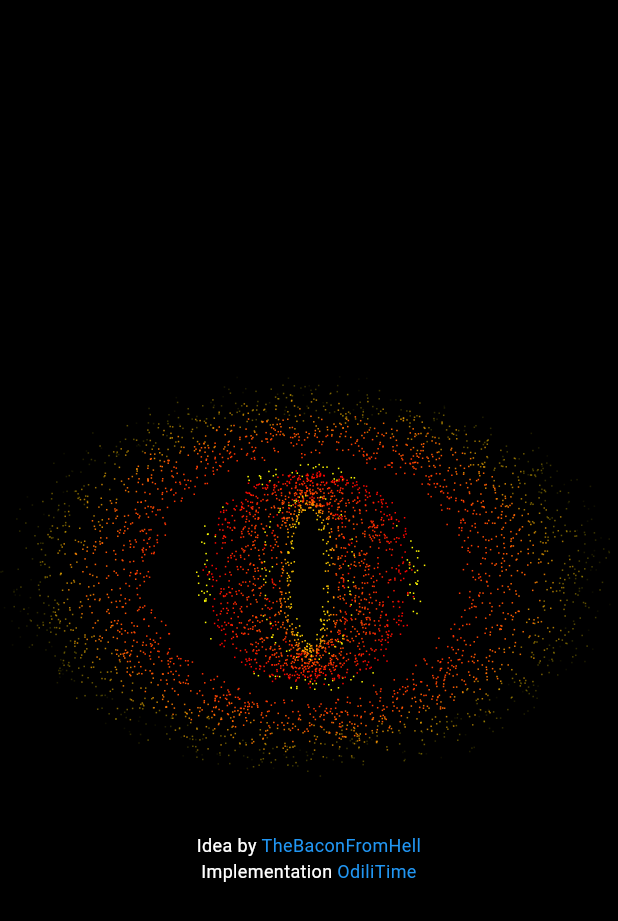
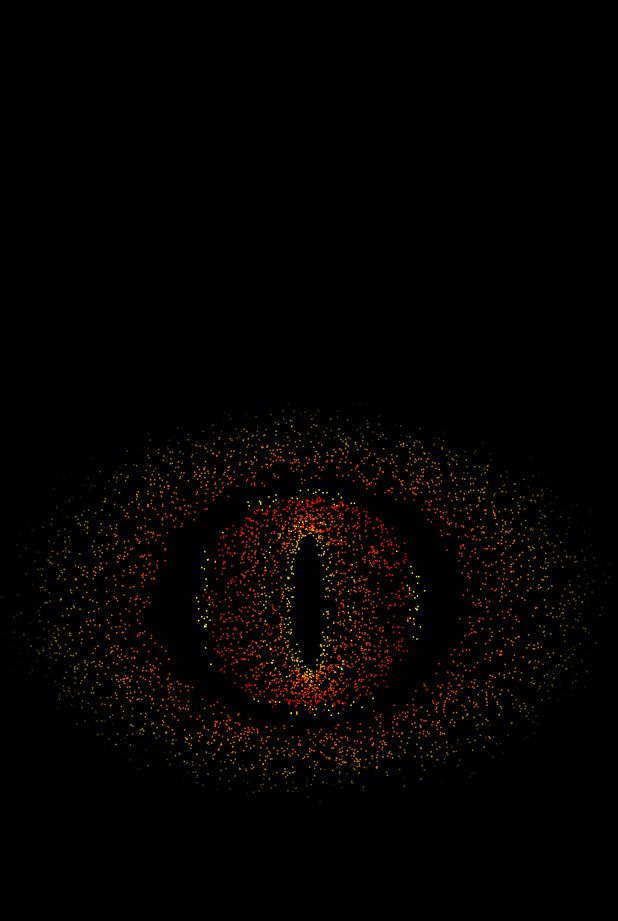
Before and after one commit to vjm-dev/eye_of_sauron_flutter, a Flutter app: the screen it shows after launch, on a phone screen of 412 x 824 dp. Shown: the top 921 px of the screen. Run offline on Flutter 3.47's test engine with Material 3 defaults, Android fonts, the phone set to English and light mode, and no system bars.

Commit message:
lib: Implement the code in separate files

```diff
--- a/lib/main.dart
+++ b/lib/main.dart
@@ -1,230 +1,12 @@
-import 'dart:async';
-import 'dart:math';
 import 'package:flutter/foundation.dart';
 import 'package:flutter/material.dart';
+import 'package:eye_of_sauron_flutter/screens/eye_of_sauron_screen.dart';
 
 void main() {
   runApp(
     const MaterialApp(
-      home: EyeOfSauron(),
+      home: EyeOfSauronScreen(),
       debugShowCheckedModeBanner: kDebugMode
     )
   );
 }
-
-class EyeOfSauron extends StatefulWidget {
-  const EyeOfSauron({super.key});
-
-  @override
-  State<EyeOfSauron> createState() => _EyeOfSauronState();
-}
-
-class _EyeOfSauronState extends State<EyeOfSauron> {
-  final List<EyeParticle> _particles = [];
-  final Random _random = Random();
-  Timer? _blinkTimer;
-  Timer? _particleTimer;
-  double _eyeHeight = 300;
-  bool _isBlinking = false;
-
-  static const particlesPerFrame = 95;
-  static const pupil = Size(9, 46);
-  static const eye = Size(200, 125);
-  static const double speed = 60.0;
-
-  @override
-  void initState() {
-    super.initState();
-    _startParticleAnimation();
-    _scheduleBlink();
-  }
-
-  void _startParticleAnimation() {
-    const frameDuration = Duration(milliseconds: 16); // ~60 FPS
-    _particleTimer = Timer.periodic(frameDuration, (timer) {
-      if (!_isBlinking) {
-        _addParticles();
-      }
-      _updateParticles();
-    });
-  }
-
-  void _updateParticles() {
-    setState(() {
-      _particles.removeWhere((particle) {
-        particle.x += particle.dx;
-        particle.y += particle.dy;
-        return particle.radius > particle.maxRadius;
-      });
-    });
-  }
-
-  void _addParticles() {
-    for (int i = 0; i < particlesPerFrame; i++) {
-      final angle = _random.nextDouble() * 2 * pi;
-      final startX = pupil.width * cos(angle) + _noise(5);
-      final startY = pupil.height * sin(angle) + _noise(5);
-      final endX = eye.width * cos(angle) + _noise(25);
-      final endY = eye.height * sin(angle) + _noise(25);
-
-      _particles.add(EyeParticle(
-        x: startX,
-        y: startY,
-        dx: (endX - startX) / speed,
-        dy: (endY - startY) / speed,
-        minRadius: sqrt(startX * startX + startY * startY),
-        maxRadius: sqrt(endX * endX + endY * endY),
-      ));
-    }
-  }
-
-  double _noise(double range) => _random.nextDouble() * range - range / 2;
-
-  void _scheduleBlink() {
-    _blinkTimer?.cancel();
-    _blinkTimer = Timer(
-      Duration(milliseconds: 5500 + _random.nextInt(3500)),
-      () {
-        _blink();
-      },
-    );
-  }
-
-  void _blink() {
-    setState(() {
-      _isBlinking = true;
-      _eyeHeight = 1; // Completely crush the eye
-    });
-
-    Future.delayed(const Duration(milliseconds: 150), () {
-      setState(() {
-        _eyeHeight = 300; // Restore original height
-        _isBlinking = false;
-      });
-      _scheduleBlink();
-    });
-  }
-
-  @override
-  void dispose() {
-    _blinkTimer?.cancel();
-    _particleTimer?.cancel();
-    super.dispose();
-  }
-
-  @override
-  Widget build(BuildContext context) {
-    return Scaffold(
-      backgroundColor: Colors.black,
-      body: Center(
-        child: Column(
-          mainAxisAlignment: MainAxisAlignment.center,
-          children: [
-            // Container that acts as the eye (the box that is crushed)
-            AnimatedContainer(
-              duration: const Duration(milliseconds: 100),
-              width: 500,
-              height: _eyeHeight,
-              clipBehavior: Clip.hardEdge, // Important for trimming particles
-              decoration: BoxDecoration(
-                color: const Color(0x06000000),
-              ),
-              child: CustomPaint(
-                painter: EyePainter(particles: _particles),
-              ),
-            ),
-            const SizedBox(height: 20),
-            const Text.rich(
-              TextSpan(
-                children: [
-                  TextSpan(text: "Idea by "),
-                  TextSpan(
-                    text: "TheBaconFromHell",
-                    style: TextStyle(color: Colors.blue),
-                  ),
-                  TextSpan(text: "\nImplementation "),
-                  TextSpan(
-                    text: "OdiliTime",
-                    style: TextStyle(color: Colors.blue),
-                  ),
-                ],
-              ),
-              style: TextStyle(color: Colors.white, fontSize: 12),
-              textAlign: TextAlign.center,
-            ),
-          ],
-        ),
-      ),
-    );
-  }
-}
-
-class EyePainter extends CustomPainter {
-  final List<EyeParticle> particles;
-
-  EyePainter({required this.particles});
-
-  @override
-  void paint(Canvas canvas, Size size) {
-    // Center coordinate system
-    canvas.save();
-    canvas.translate(size.width / 2, size.height / 2);
-
-    // Draw particles
-    for (final particle in particles) {
-      final progress = (particle.radius - particle.minRadius) /
-                     (particle.maxRadius - particle.minRadius) * 100;
-
-      final green = _getGreen(progress);
-      final opacity = progress > 70 ? 1.0 - (progress - 70) / 30 : 1.0;
-
-      canvas.drawRect(
-        Rect.fromCenter(
-          center: Offset(particle.x, particle.y),
-          width: 1,
-          height: 1,
-        ),
-        Paint()..color = Color.fromRGBO(255, green, 0, opacity),
-      );
-    }
-
-    canvas.restore();
-  }
-
-  int _getGreen(double progress) {
-    if (progress < 5) return _interpolate(255, 180, 0, 2, progress);
-    if (progress < 10) return _interpolate(180, 100, 2, 5, progress);
-    if (progress < 40) return _interpolate(100, 0, 5, 30, progress);
-    if (progress < 70) return _interpolate(0, 100, 30, 70, progress);
-    if (progress < 75) return _interpolate(100, 180, 70, 80, progress);
-    return _interpolate(180, 255, 80, 100, progress);
-  }
-
-  int _interpolate(int a, int b, double from, double to, double value) {
-    final t = (value - from) / (to - from);
-    return (a + t * (b - a)).round();
-  }
-
-  @override
-  bool shouldRepaint(covariant CustomPainter oldDelegate) => true;
-}
-
-class EyeParticle {
-  double x;
-  double y;
-  final double dx;
-  final double dy;
-  final double minRadius;
-  final double maxRadius;
-
-  EyeParticle({
-    required this.x,
-    required this.y,
-    required this.dx,
-    required this.dy,
-    required this.minRadius,
-    required this.maxRadius,
-  });
-
-  double get radius => sqrt(x * x + y * y);
-}
--- /dev/null
+++ b/lib/models/eye_particle.dart
@@ -0,0 +1,21 @@
+import 'dart:math';
+
+class EyeParticle {
+  double x;
+  double y;
+  final double dx;
+  final double dy;
+  final double minRadius;
+  final double maxRadius;
+
+  EyeParticle({
+    required this.x,
+    required this.y,
+    required this.dx,
+    required this.dy,
+    required this.minRadius,
+    required this.maxRadius,
+  });
+
+  double get radius => sqrt(x * x + y * y);
+}
--- /dev/null
+++ b/lib/screens/eye_of_sauron_screen.dart
@@ -0,0 +1,37 @@
+import 'package:flutter/material.dart';
+import 'package:eye_of_sauron_flutter/widgets/eye_of_sauron_widget.dart';
+
+class EyeOfSauronScreen extends StatelessWidget {
+  const EyeOfSauronScreen({super.key});
+
+  @override
+  Widget build(BuildContext context) {
+    return Scaffold(
+      backgroundColor: Colors.black,
+      body: Center(
+        child: Column(
+          mainAxisAlignment: MainAxisAlignment.center,
+          children: [
+            const EyeOfSauronWidget(),
+            const SizedBox(height: 20),
+            /*
+            const Text.rich(
+              TextSpan(
+                children: [
+                  TextSpan(text: "\nImplemented by "),
+                  TextSpan(
+                    text: "Victor Jaume",
+                    style: TextStyle(color: Colors.blue),
+                  ),
+                ],
+              ),
+              style: TextStyle(color: Colors.white, fontSize: 12),
+              textAlign: TextAlign.center,
+            ),
+            */
+          ],
+        ),
+      ),
+    );
+  }
+}
--- /dev/null
+++ b/lib/widgets/eye_of_sauron_widget.dart
@@ -0,0 +1,129 @@
+import 'dart:async';
+import 'dart:math';
+import 'package:flutter/material.dart';
+import 'package:eye_of_sauron_flutter/models/eye_particle.dart';
+import 'package:eye_of_sauron_flutter/widgets/eye_painter.dart';
+
+// Public state class for testing
+class EyeOfSauronWidgetState extends State<EyeOfSauronWidget> {
+  final List<EyeParticle> _particles = [];
+  final Random _random = Random();
+  Timer? _blinkTimer;
+  Timer? _particleTimer;
+  double _eyeHeight = 300;
+  bool _isBlinking = false;
+
+  static const particlesPerFrame = 95;
+  static const pupil = Size(9, 46);
+  static const eye = Size(200, 125);
+  static const double speed = 60.0;
+
+  // Public accessors for testing
+  Timer? get blinkTimer => _blinkTimer;
+  Timer? get particleTimer => _particleTimer;
+  void triggerBlink() => _blink();
+
+  @override
+  void initState() {
+    super.initState();
+    _startParticleAnimation();
+    _scheduleBlink();
+  }
+
+  void _startParticleAnimation() {
+    const frameDuration = Duration(milliseconds: 16);
+    _particleTimer = Timer.periodic(frameDuration, (timer) {
+      if (!_isBlinking) {
+        _addParticles();
+      }
+      _updateParticles();
+    });
+  }
+
+  void _updateParticles() {
+    setState(() {
+      _particles.removeWhere((particle) {
+        particle.x += particle.dx;
+        particle.y += particle.dy;
+        return particle.radius > particle.maxRadius;
+      });
+    });
+  }
+
+  void _addParticles() {
+    for (int i = 0; i < particlesPerFrame; i++) {
+      final angle = _random.nextDouble() * 2 * pi;
+      final startX = pupil.width * cos(angle) + _noise(5);
+      final startY = pupil.height * sin(angle) + _noise(5);
+      final endX = eye.width * cos(angle) + _noise(25);
+      final endY = eye.height * sin(angle) + _noise(25);
+
+      _particles.add(EyeParticle(
+        x: startX,
+        y: startY,
+        dx: (endX - startX) / speed,
+        dy: (endY - startY) / speed,
+        minRadius: sqrt(startX * startX + startY * startY),
+        maxRadius: sqrt(endX * endX + endY * endY),
+      ));
+    }
+  }
+
+  double _noise(double range) => _random.nextDouble() * range - range / 2;
+
+  void _scheduleBlink() {
+    _blinkTimer?.cancel();
+    _blinkTimer = Timer(
+      Duration(milliseconds: 5500 + _random.nextInt(3500)),
+      () {
+        _blink();
+      },
+    );
+  }
+
+  void _blink() {
+    setState(() {
+      _isBlinking = true;
+      _eyeHeight = 1;
+    });
+
+    Future.delayed(const Duration(milliseconds: 150), () {
+      setState(() {
+        _eyeHeight = 300;
+        _isBlinking = false;
+      });
+      _scheduleBlink();
+    });
+  }
+
+  @override
+  void dispose() {
+    _blinkTimer?.cancel();
+    _particleTimer?.cancel();
+    super.dispose();
+  }
+
+  @override
+  Widget build(BuildContext context) {
+    return AnimatedContainer(
+      key: const ValueKey('eye-container'),
+      duration: const Duration(milliseconds: 100),
+      width: 500,
+      height: _eyeHeight,
+      clipBehavior: Clip.hardEdge,
+      decoration: BoxDecoration(
+        color: const Color(0x06000000),
+      ),
+      child: CustomPaint(
+        painter: EyePainter(particles: _particles),
+      ),
+    );
+  }
+}
+
+class EyeOfSauronWidget extends StatefulWidget {
+  const EyeOfSauronWidget({super.key});
+
+  @override
+  EyeOfSauronWidgetState createState() => EyeOfSauronWidgetState();
+}
--- /dev/null
+++ b/lib/widgets/eye_painter.dart
@@ -0,0 +1,50 @@
+import 'package:flutter/material.dart';
+import 'package:eye_of_sauron_flutter/models/eye_particle.dart';
+
+class EyePainter extends CustomPainter {
+  final List<EyeParticle> particles;
+
+  EyePainter({required this.particles});
+
+  @override
+  void paint(Canvas canvas, Size size) {
+    canvas.save();
+    canvas.translate(size.width / 2, size.height / 2);
+
+    for (final particle in particles) {
+      final progress = (particle.radius - particle.minRadius) /
+                     (particle.maxRadius - particle.minRadius) * 100;
+
+      final green = _getGreen(progress);
+      final opacity = progress > 70 ? 1.0 - (progress - 70) / 30 : 1.0;
+
+      canvas.drawRect(
+        Rect.fromCenter(
+          center: Offset(particle.x, particle.y),
+          width: 1,
+          height: 1,
+        ),
+        Paint()..color = Color.fromRGBO(255, green, 0, opacity),
+      );
+    }
+
+    canvas.restore();
+  }
+
+  int _getGreen(double progress) {
+    if (progress < 5) return _interpolate(255, 180, 0, 2, progress);
+    if (progress < 10) return _interpolate(180, 100, 2, 5, progress);
+    if (progress < 40) return _interpolate(100, 0, 5, 30, progress);
+    if (progress < 70) return _interpolate(0, 100, 30, 70, progress);
+    if (progress < 75) return _interpolate(100, 180, 70, 80, progress);
+    return _interpolate(180, 255, 80, 100, progress);
+  }
+
+  int _interpolate(int a, int b, double from, double to, double value) {
+    final t = (value - from) / (to - from);
+    return (a + t * (b - a)).round();
+  }
+
+  @override
+  bool shouldRepaint(covariant CustomPainter oldDelegate) => true;
+}
```
Also changed, not shown: lib/utils/animation_utils.dart (added, +20 -0 lines).
